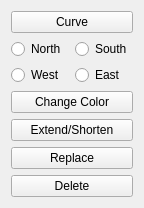
Old version of the form roadoptions.ui in the repository UmutSahinSE/Ata-Caddesi-Simulator.
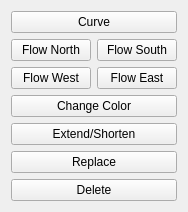
New version of the form.

Patch:
```diff
--- a/roadoptions.ui
+++ b/roadoptions.ui
@@ -6,7 +6,7 @@
    <rect>
     <x>0</x>
     <y>0</y>
-    <width>144</width>
+    <width>178</width>
     <height>150</height>
    </rect>
   </property>
@@ -24,30 +24,30 @@
    <item>
     <layout class="QGridLayout" name="gridLayout">
      <item row="0" column="0">
-      <widget class="QRadioButton" name="radioButton">
+      <widget class="QPushButton" name="FlowNorth">
        <property name="text">
-        <string>North</string>
+        <string>Flow North</string>
        </property>
       </widget>
      </item>
-     <item row="2" column="0">
-      <widget class="QRadioButton" name="radioButton_2">
+     <item row="1" column="0">
+      <widget class="QPushButton" name="FlowWest">
        <property name="text">
-        <string>West</string>
+        <string>Flow West</string>
        </property>
       </widget>
      </item>
      <item row="0" column="1">
-      <widget class="QRadioButton" name="radioButton_3">
+      <widget class="QPushButton" name="FlowSouth">
        <property name="text">
-        <string>South</string>
+        <string>Flow South</string>
        </property>
       </widget>
      </item>
-     <item row="2" column="1">
-      <widget class="QRadioButton" name="radioButton_4">
+     <item row="1" column="1">
+      <widget class="QPushButton" name="FlowEast">
        <property name="text">
-        <string>East</string>
+        <string>Flow East</string>
        </property>
       </widget>
      </item>
```
